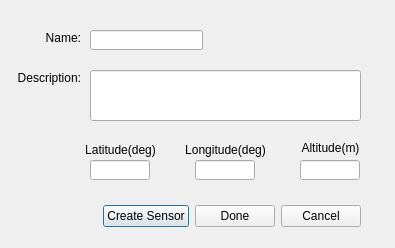
The window that QtGuiApplication1/new_location.ui (Maxar-Corp/nu-sirve) describes before a commit, drawn with Qt 5.
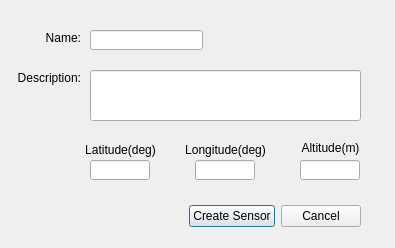
The same window after the commit.

Commit message: change. when location file is saved, then it is automatically assumed to be the desired location. all other dialog boxes will close.

```diff
--- a/QtGuiApplication1/new_location.ui
+++ b/QtGuiApplication1/new_location.ui
@@ -58,13 +58,6 @@
       </property>
      </widget>
     </item>
-    <item>
-     <widget class="QPushButton" name="okButton">
-      <property name="text">
-       <string>Done</string>
-      </property>
-     </widget>
-    </item>
     <item>
      <widget class="QPushButton" name="cancelButton">
       <property name="text">
```
Left out of the diff: 16 changed lines with no effect on the pictures. The commit also changes 4 other files.
